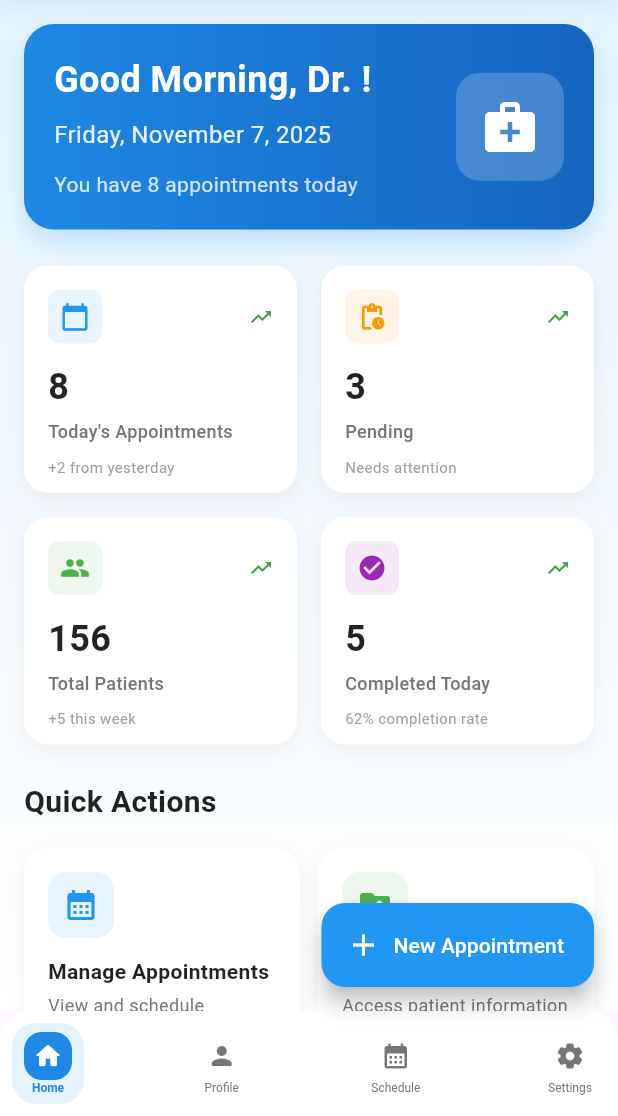
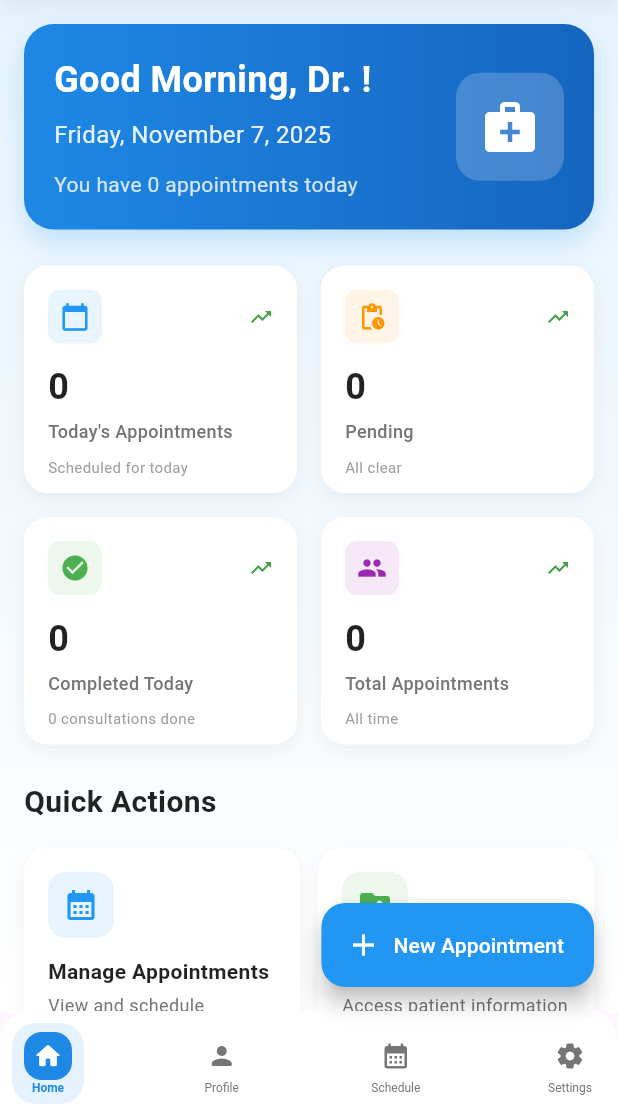
Before and after one commit to M-Shoaib-Arshad/LifeEase-A-smart-healthcare-app, a Flutter app: the DoctorHomeScreen screen opened by its route, on a phone screen of 412 x 824 dp, the part 120-1236 px from its top. Run offline on Flutter 3.47's test engine with Material 3 defaults, Android fonts, the phone set to English and light mode, and no system bars; our stand-ins replace cloud_firestore, firebase_auth, firebase_core, firebase_storage, go_router, image_picker and 2 more; accounts and stored records are empty; statements that could not run were skipped.

Commit message:
Integrate doctor home and appointment screens with Firestore
Co-authored-by: M-Shoaib-Arshad <177859990+M-Shoaib-Arshad@users.noreply.github.com>

```diff
--- a/lib/screens/doctor/doctor_home_screen.dart
+++ b/lib/screens/doctor/doctor_home_screen.dart
@@ -3,6 +3,8 @@ import 'package:go_router/go_router.dart';
 import 'package:provider/provider.dart';
 import 'package:intl/intl.dart';
 import '../../providers/user_provider.dart';
+import '../../providers/appointment_provider.dart';
+import '../../models/appointment.dart';
 import '../../widgets/side_drawer.dart';
 import '../../widgets/bottom_nav_bar.dart';
 
@@ -18,59 +20,36 @@ class _DoctorHomeScreenState extends State<DoctorHomeScreen>
   late AnimationController _animationController;
   late Animation<double> _fadeAnimation;
   late Animation<Offset> _slideAnimation;
-
-  // Sample data - in a real app, this would come from a provider or API
-  final Map<String, dynamic> _dashboardData = {
-    'todayAppointments': 8,
-    'pendingAppointments': 3,
-    'totalPatients': 156,
-    'completedToday': 5,
-    'upcomingAppointments': [
-      {
-        'patientName': 'John Doe',
-        'time': '10:00 AM',
-        'type': 'Check-up',
-        'isUrgent': false,
-      },
-      {
-        'patientName': 'Alice Smith',
-        'time': '2:00 PM',
-        'type': 'Consultation',
-        'isUrgent': true,
-      },
-      {
-        'patientName': 'Robert Johnson',
-        'time': '3:30 PM',
-        'type': 'Follow-up',
-        'isUrgent': false,
-      },
-    ],
-    'recentActivities': [
-      {
-        'action': 'Completed appointment with Emily Davis',
-        'time': '30 minutes ago',
-        'icon': Icons.check_circle,
-        'color': Colors.green,
-      },
-      {
-        'action': 'New patient registration: Michael Wilson',
-        'time': '1 hour ago',
-        'icon': Icons.person_add,
-        'color': Colors.blue,
-      },
-      {
-        'action': 'Prescription updated for Sarah Brown',
-        'time': '2 hours ago',
-        'icon': Icons.medication,
-        'color': Colors.orange,
-      },
-    ],
-  };
+  bool _isLoading = true;
 
   @override
   void initState() {
     super.initState();
     _setupAnimations();
+    _loadDoctorData();
+  }
+
+  Future<void> _loadDoctorData() async {
+    final userProvider = Provider.of<UserProvider>(context, listen: false);
+    final appointmentProvider = Provider.of<AppointmentProvider>(context, listen: false);
+
+    if (userProvider.id != null) {
+      try {
+        await appointmentProvider.loadForDoctor(userProvider.id!);
+      } catch (e) {
+        if (mounted) {
+          ScaffoldMessenger.of(context).showSnackBar(
+            SnackBar(content: Text('Error loading appointments: $e')),
+          );
+        }
+      }
+    }
+
+    if (mounted) {
+      setState(() {
+        _isLoading = false;
+      });
+    }
   }
 
   void _setupAnimations() {
@@ -107,6 +86,46 @@ class _DoctorHomeScreenState extends State<DoctorHomeScreen>
   @override
   Widget build(BuildContext context) {
     final userProvider = Provider.of<UserProvider>(context);
+    final appointmentProvider = Provider.of<AppointmentProvider>(context);
+
+    if (_isLoading) {
+      return Scaffold(
+        body: Container(
+          decoration: BoxDecoration(
+            gradient: LinearGradient(
+              begin: Alignment.topCenter,
+              end: Alignment.bottomCenter,
+              colors: [
+                Colors.blue.shade50,
+                Colors.white,
+              ],
+            ),
+          ),
+          child: const Center(
+            child: CircularProgressIndicator(),
+          ),
+        ),
+      );
+    }
+
+    final today = DateTime.now();
+    final todayStart = DateTime(today.year, today.month, today.day);
+    final todayEnd = todayStart.add(const Duration(days: 1));
+
+    final allAppointments = appointmentProvider.appointments;
+    final todayAppointments = allAppointments
+        .where((a) => a.dateTime.isAfter(todayStart) && a.dateTime.isBefore(todayEnd))
+        .toList();
+    final upcomingAppointments = allAppointments
+        .where((a) => a.dateTime.isAfter(DateTime.now()))
+        .take(5)
+        .toList();
+    final completedToday = todayAppointments
+        .where((a) => a.status == 'completed')
+        .length;
+    final pendingAppointments = allAppointments
+        .where((a) => a.status == 'scheduled' || a.status == 'pending')
+        .length;
 
     return Scaffold(
       body: Container(
@@ -129,22 +148,24 @@ class _DoctorHomeScreenState extends State<DoctorHomeScreen>
                   opacity: _fadeAnimation,
                   child: SlideTransition(
                     position: _slideAnimation,
+                    child: RefreshIndicator(
+                      onRefresh: _loadDoctorData,
                       child: SingleChildScrollView(
                         padding: const EdgeInsets.all(16),
+                        physics: const AlwaysScrollableScrollPhysics(),
                         child: Column(
                           crossAxisAlignment: CrossAxisAlignment.start,
                           children: [
-                          _buildWelcomeSection(userProvider),
+                            _buildWelcomeSection(userProvider, todayAppointments.length),
                             const SizedBox(height: 24),
-                          _buildStatsCards(),
+                            _buildStatsCards(todayAppointments.length, pendingAppointments, completedToday),
                             const SizedBox(height: 24),
                             _buildQuickActions(),
                             const SizedBox(height: 24),
-                          _buildUpcomingAppointments(),
-                          const SizedBox(height: 24),
-                          _buildRecentActivity(),
+                            _buildUpcomingAppointments(upcomingAppointments),
                             const SizedBox(height: 100), // Bottom padding for FAB
                           ],
+                        ),
                       ),
                     ),
                   ),
@@ -264,7 +285,7 @@ class _DoctorHomeScreenState extends State<DoctorHomeScreen>
     );
   }
 
-  Widget _buildWelcomeSection(UserProvider userProvider) {
+  Widget _buildWelcomeSection(UserProvider userProvider, int todayAppointmentsCount) {
     final now = DateTime.now();
     final greeting = now.hour < 12
         ? 'Good Morning'
@@ -297,7 +318,7 @@ class _DoctorHomeScreenState extends State<DoctorHomeScreen>
                   crossAxisAlignment: CrossAxisAlignment.start,
                   children: [
                     Text(
-                      '$greeting, Dr. ${userProvider.role}!',
+                      '$greeting, Dr. ${userProvider.role ?? 'Doctor'}!',
                       style: const TextStyle(
                         fontSize: 24,
                         fontWeight: FontWeight.bold,
@@ -314,7 +335,7 @@ class _DoctorHomeScreenState extends State<DoctorHomeScreen>
                     ),
                     const SizedBox(height: 12),
                     Text(
-                      'You have ${_dashboardData['todayAppointments']} appointments today',
+                      'You have $todayAppointmentsCount appointments today',
                       style: TextStyle(
                         fontSize: 14,
                         color: Colors.white.withOpacity(0.8),
@@ -342,35 +363,35 @@ class _DoctorHomeScreenState extends State<DoctorHomeScreen>
     );
   }
 
-  Widget _buildStatsCards() {
+  Widget _buildStatsCards(int todayAppointments, int pendingAppointments, int completedToday) {
     final stats = [
       {
         'title': 'Today\'s Appointments',
-        'value': _dashboardData['todayAppointments'].toString(),
+        'value': todayAppointments.toString(),
         'icon': Icons.calendar_today,
         'color': Colors.blue,
-        'change': '+2 from yesterday',
+        'change': 'Scheduled for today',
       },
       {
         'title': 'Pending',
-        'value': _dashboardData['pendingAppointments'].toString(),
+        'value': pendingAppointments.toString(),
         'icon': Icons.pending_actions,
         'color': Colors.orange,
-        'change': 'Needs attention',
-      },
-      {
-        'title': 'Total Patients',
-        'value': _dashboardData['totalPatients'].toString(),
-        'icon': Icons.people,
-        'color': Colors.green,
-        'change': '+5 this week',
+        'change': pendingAppointments > 0 ? 'Needs attention' : 'All clear',
       },
       {
         'title': 'Completed Today',
-        'value': _dashboardData['completedToday'].toString(),
+        'value': completedToday.toString(),
         'icon': Icons.check_circle,
+        'color': Colors.green,
+        'change': '$completedToday consultations done',
+      },
+      {
+        'title': 'Total Appointments',
+        'value': Provider.of<AppointmentProvider>(context, listen: false).appointments.length.toString(),
+        'icon': Icons.people,
         'color': Colors.purple,
-        'change': '62% completion rate',
+        'change': 'All time',
       },
     ];
 
@@ -577,9 +598,7 @@ class _DoctorHomeScreenState extends State<DoctorHomeScreen>
     );
   }
 
-  Widget _buildUpcomingAppointments() {
-    final appointments = _dashboardData['upcomingAppointments'] as List;
-
+  Widget _buildUpcomingAppointments(List<Appointment> upcomingAppointments) {
     return Column(
       crossAxisAlignment: CrossAxisAlignment.start,
       children: [
@@ -601,6 +620,41 @@ class _DoctorHomeScreenState extends State<DoctorHomeScreen>
           ],
         ),
         const SizedBox(height: 16),
+        if (upcomingAppointments.isEmpty)
+          Container(
+            padding: const EdgeInsets.all(32),
+            decoration: BoxDecoration(
+              color: Colors.white,
+              borderRadius: BorderRadius.circular(16),
+              boxShadow: [
+                BoxShadow(
+                  color: Colors.black.withOpacity(0.05),
+                  blurRadius: 10,
+                  offset: const Offset(0, 4),
+                ),
+              ],
+            ),
+            child: Center(
+              child: Column(
+                children: [
+                  Icon(
+                    Icons.calendar_today_outlined,
+                    size: 48,
+                    color: Colors.grey.shade400,
+                  ),
+                  const SizedBox(height: 16),
+                  Text(
+                    'No upcoming appointments',
+                    style: TextStyle(
+                      fontSize: 16,
+                      color: Colors.grey.shade600,
+                    ),
+                  ),
+                ],
+              ),
+            ),
+          )
+        else
           Container(
             decoration: BoxDecoration(
               color: Colors.white,
@@ -614,10 +668,10 @@ class _DoctorHomeScreenState extends State<DoctorHomeScreen>
               ],
             ),
             child: Column(
-            children: appointments.asMap().entries.map((entry) {
+              children: upcomingAppointments.asMap().entries.map((entry) {
                 final index = entry.key;
                 final appointment = entry.value;
-              final isLast = index == appointments.length - 1;
+                final isLast = index == upcomingAppointments.length - 1;
 
                 return Container(
                   padding: const EdgeInsets.all(16),
@@ -637,9 +691,9 @@ class _DoctorHomeScreenState extends State<DoctorHomeScreen>
                         width: 4,
                         height: 40,
                         decoration: BoxDecoration(
-                        color: appointment['isUrgent']
-                            ? Colors.red
-                            : Colors.blue,
+                          color: appointment.status == 'scheduled'
+                              ? Colors.blue
+                              : Colors.orange,
                           borderRadius: BorderRadius.circular(2),
                         ),
                       ),
@@ -651,13 +705,13 @@ class _DoctorHomeScreenState extends State<DoctorHomeScreen>
                             Row(
                               children: [
                                 Text(
-                                appointment['patientName'],
+                                  'Patient ID: ${appointment.patientId}',
                                   style: const TextStyle(
                                     fontSize: 16,
                                     fontWeight: FontWeight.bold,
                                   ),
                                 ),
-                              if (appointment['isUrgent'])
+                                if (appointment.status != 'scheduled')
                                   Container(
                                     margin: const EdgeInsets.only(left: 8),
                                     padding: const EdgeInsets.symmetric(
@@ -665,15 +719,15 @@ class _DoctorHomeScreenState extends State<DoctorHomeScreen>
                                       vertical: 2,
                                     ),
                                     decoration: BoxDecoration(
-                                    color: Colors.red.shade100,
+                                      color: Colors.orange.shade100,
                                       borderRadius: BorderRadius.circular(8),
                                     ),
                                     child: Text(
-                                    'URGENT',
+                                      appointment.status.toUpperCase(),
                                       style: TextStyle(
                                         fontSize: 10,
                                         fontWeight: FontWeight.bold,
-                                      color: Colors.red.shade700,
+                                        color: Colors.orange.shade700,
                                       ),
                                     ),
                                   ),
@@ -681,11 +735,13 @@ class _DoctorHomeScreenState extends State<DoctorHomeScreen>
                             ),
                             const SizedBox(height: 4),
                             Text(
-                            appointment['type'],
+                              appointment.notes ?? 'No notes',
                               style: TextStyle(
                                 color: Colors.grey.shade600,
                                 fontSize: 14,
                               ),
+                              maxLines: 1,
+                              overflow: TextOverflow.ellipsis,
                             ),
                           ],
                         ),
@@ -694,7 +750,7 @@ class _DoctorHomeScreenState extends State<DoctorHomeScreen>
                         crossAxisAlignment: CrossAxisAlignment.end,
                         children: [
                           Text(
-                          appointment['time'],
+                            DateFormat('MMM d, h:mm a').format(appointment.dateTime),
                             style: const TextStyle(
                               fontSize: 14,
                               fontWeight: FontWeight.bold,
@@ -718,96 +774,4 @@ class _DoctorHomeScreenState extends State<DoctorHomeScreen>
       ],
     );
   }
-
-  Widget _buildRecentActivity() {
-    final activities = _dashboardData['recentActivities'] as List;
-
-    return Column(
-      crossAxisAlignment: CrossAxisAlignment.start,
-      children: [
-        const Text(
-          'Recent Activity',
-          style: TextStyle(
-            fontSize: 20,
-            fontWeight: FontWeight.bold,
-            color: Colors.black87,
-          ),
-        ),
-        const SizedBox(height: 16),
-        Container(
-          decoration: BoxDecoration(
-            color: Colors.white,
-            borderRadius: BorderRadius.circular(16),
-            boxShadow: [
-              BoxShadow(
-                color: Colors.black.withOpacity(0.05),
-                blurRadius: 10,
-                offset: const Offset(0, 4),
-              ),
-            ],
-          ),
-          child: Column(
-            children: activities.asMap().entries.map((entry) {
-              final index = entry.key;
-              final activity = entry.value;
-              final isLast = index == activities.length - 1;
-
-              return Container(
-                padding: const EdgeInsets.all(16),
-                decoration: BoxDecoration(
-                  border: isLast
-                      ? null
-                      : Border(
-                    bottom: BorderSide(
-                      color: Colors.grey.shade200,
-                      width: 1,
-                    ),
-                  ),
-                ),
-                child: Row(
-                  children: [
-                    Container(
-                      padding: const EdgeInsets.all(8),
-                      decoration: BoxDecoration(
-                        color: (activity['color'] as Color).withOpacity(0.1),
-                        borderRadius: BorderRadius.circular(8),
-                      ),
-                      child: Icon(
-                        activity['icon'] as IconData,
-                        color: activity['color'] as Color,
-                        size: 20,
-                      ),
-                    ),
-                    const SizedBox(width: 16),
-                    Expanded(
-                      child: Column(
-                        crossAxisAlignment: CrossAxisAlignment.start,
-                        children: [
-                          Text(
-                            activity['action'],
-                            style: const TextStyle(
-                              fontSize: 14,
-                              fontWeight: FontWeight.w500,
-                            ),
-                          ),
-                          const SizedBox(height: 4),
-                          Text(
-                            activity['time'],
-                            style: TextStyle(
-                              fontSize: 12,
-                              color: Colors.grey.shade600,
-                            ),
-                          ),
-                        ],
-                      ),
-                    ),
-                  ],
-                ),
-              );
-            }).toList(),
-          ),
-        ),
-      ],
-    );
 }
-}
```
Also changed, not shown: lib/screens/doctor/appointment_management_screen.dart (+36 -69 lines). Lines whose indentation alone changed are shown as unchanged.
